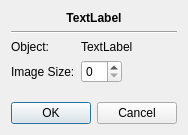
Qt form src/gui/dialogs/volume_object.ui (cppd/math) before a commit.
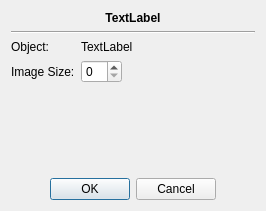
The same form after that commit.

Commit message: volume object dialog

The edit to the form file:
```diff
--- a/src/gui/dialogs/volume_object.ui
+++ b/src/gui/dialogs/volume_object.ui
@@ -6,8 +6,8 @@
    <rect>
     <x>0</x>
     <y>0</y>
-    <width>184</width>
-    <height>135</height>
+    <width>266</width>
+    <height>211</height>
    </rect>
   </property>
   <property name="windowTitle">
```
Left out of the diff: 8 changed lines with no effect on the pictures. The commit also changes 3 other files.
